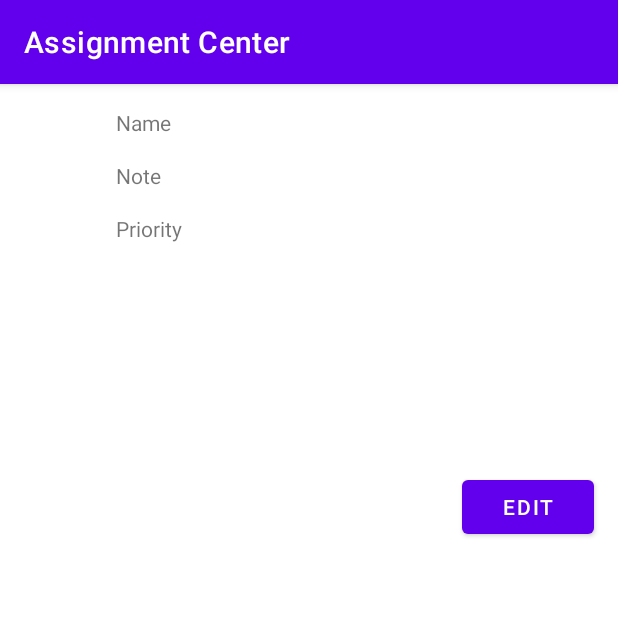
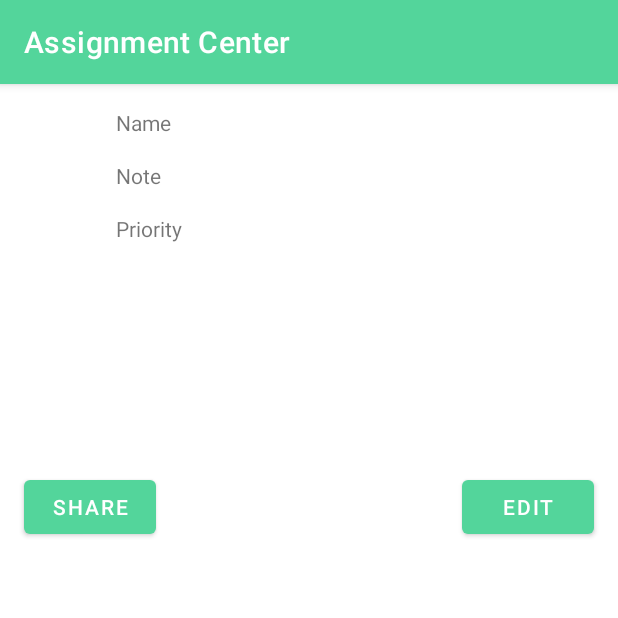
Before and after one commit to ssnickers700/assignment-center, an Android app: the fragment PreviewFragment placed in its activity, on a phone screen of 412 x 824 dp, the top half of it. Run offline under Robolectric (Android 15) with nearby library versions, the phone set to English and light mode, and no system bars; our stand-ins replace Room's generated code.

Commit message:
add sharing assignment details via email/sms and change primary color

```diff
--- a/app/src/main/res/drawable/frame.xml
+++ b/app/src/main/res/drawable/frame.xml
@@ -3,5 +3,5 @@
     android:shape="rectangle">
     <stroke
         android:width="4dp"
-        android:color="#10AF79" />
+        android:color="#5AE4A7" />
 </shape>
--- a/app/src/main/res/layout/fragment_list.xml
+++ b/app/src/main/res/layout/fragment_list.xml
@@ -29,6 +29,7 @@
         android:layout_height="wrap_content"
         android:layout_marginTop="16dp"
         android:text="Sort"
+        android:visibility="invisible"
         app:layout_constraintBottom_toBottomOf="parent"
         app:layout_constraintEnd_toStartOf="@+id/btAdd"
         app:layout_constraintHorizontal_bias="0.5"
--- a/app/src/main/res/layout/fragment_preview.xml
+++ b/app/src/main/res/layout/fragment_preview.xml
@@ -88,4 +88,15 @@
         app:layout_constraintTop_toBottomOf="@+id/assignmentPriorityPreview"
         tools:src="@tools:sample/avatars"
         tools:srcCompat="@tools:sample/avatars" />
+
+    <Button
+        android:id="@+id/share"
+        android:layout_width="wrap_content"
+        android:layout_height="wrap_content"
+        android:layout_marginStart="16dp"
+        android:layout_marginTop="16dp"
+        android:text="Share"
+        app:layout_constraintStart_toStartOf="parent"
+        app:layout_constraintTop_toBottomOf="@+id/image" />
+
 </androidx.constraintlayout.widget.ConstraintLayout>
--- a/app/src/main/res/values/colors.xml
+++ b/app/src/main/res/values/colors.xml
@@ -7,4 +7,9 @@
     <color name="teal_700">#FF018786</color>
     <color name="black">#FF000000</color>
     <color name="white">#FFFFFFFF</color>
+    <color name="green1">#5AE4A7</color>
+    <color name="green2">#419B7A</color>
+    <color name="green3">#51cf96</color>
+    <color name="green4">#51D097</color>
+    <color name="green5">#53D59B</color>
 </resources>
--- a/app/src/main/res/values/themes.xml
+++ b/app/src/main/res/values/themes.xml
@@ -2,7 +2,7 @@
     <!-- Base application theme. -->
     <style name="Theme.AssignmentCenter" parent="Theme.MaterialComponents.DayNight.DarkActionBar">
         <!-- Primary brand color. -->
-        <item name="colorPrimary">@color/purple_500</item>
+        <item name="colorPrimary">@color/green5</item>
         <item name="colorPrimaryVariant">@color/purple_700</item>
         <item name="colorOnPrimary">@color/white</item>
         <!-- Secondary brand color. -->
```
Also changed, not shown: app/src/main/java/com/example/assignmentcenter/fragments/PreviewFragment.kt (+27 -0 lines).
